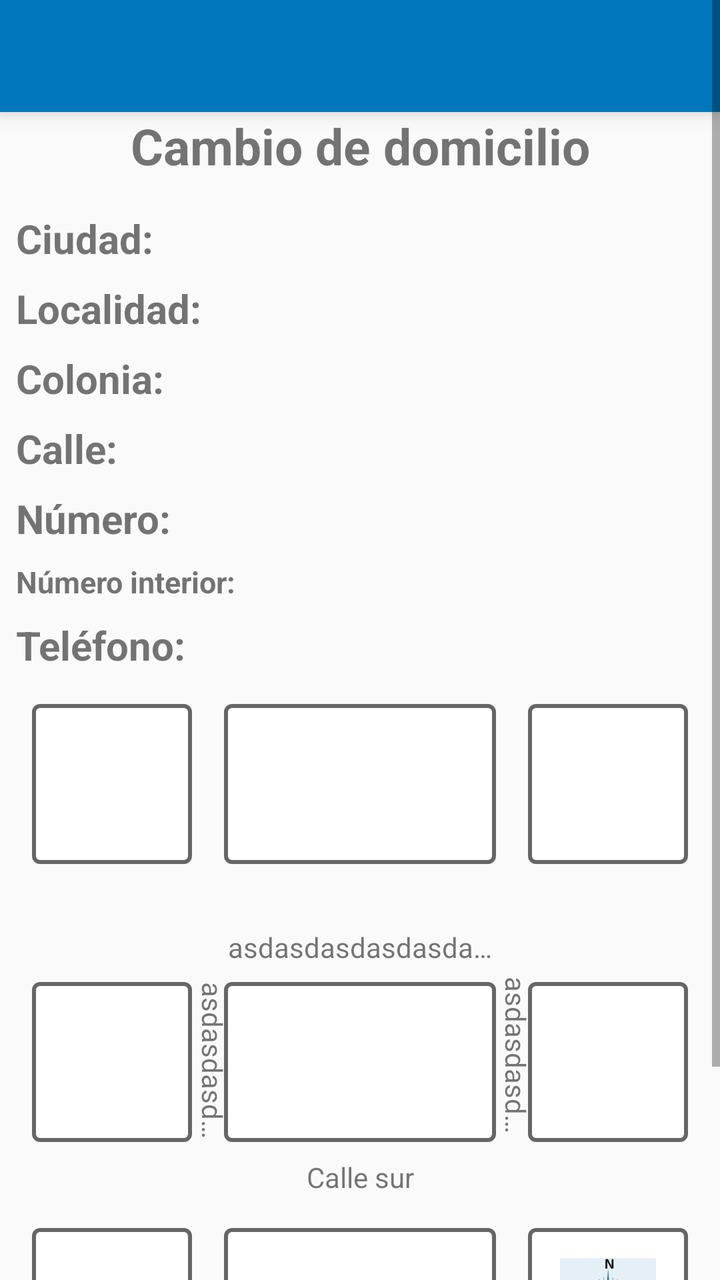
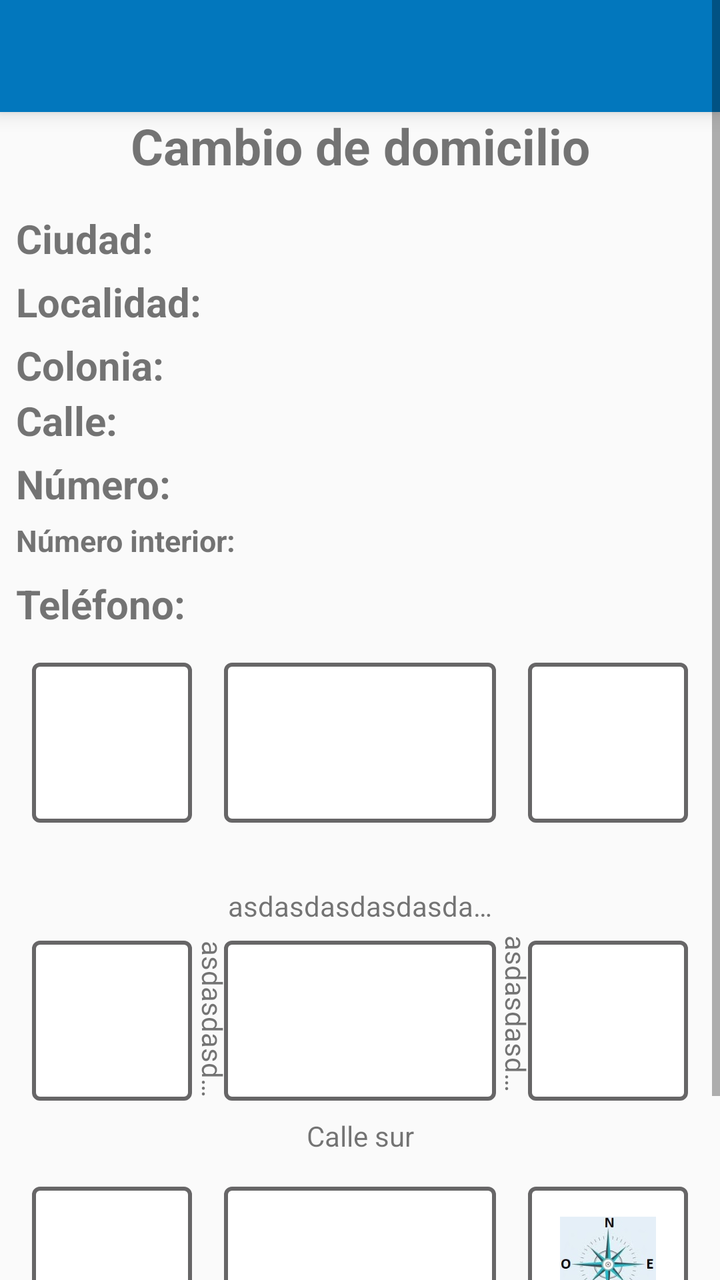

Screens rendered from an Android XML layout before and after an edit, with the pre-edit source and the edit as a unified diff.
<!-- AndroidManifest.xml: application theme AppTheme -->
<!-- res/layout/activity_cambio_domicilio.xml -->
<?xml version="1.0" encoding="utf-8"?>
<android.support.constraint.ConstraintLayout xmlns:app="http://schemas.android.com/apk/res-auto"
    xmlns:tools="http://schemas.android.com/tools"
    android:layout_width="match_parent"
    xmlns:android="http://schemas.android.com/apk/res/android"
    android:layout_height="match_parent">
    
    <ScrollView
        android:layout_width="match_parent"
        android:layout_height="match_parent"
        tools:layout_editor_absoluteX="168dp"
        tools:layout_editor_absoluteY="94dp">

        <android.support.constraint.ConstraintLayout
            android:layout_width="match_parent"
            android:layout_height="wrap_content"
            android:orientation="vertical">

            <include
                android:id="@+id/includeCambioDom"
                layout="@layout/toolbar"></include>

            <TextView
                android:id="@+id/textView37"
                android:layout_width="250dp"
                android:layout_height="wrap_content"
                android:layout_centerHorizontal="true"
                android:layout_marginStart="8dp"
                android:layout_marginEnd="8dp"
                android:text="@string/cambio_Domicilio"
                android:textAlignment="center"
                android:textSize="25dp"
                android:textStyle="bold"
                app:layout_constraintEnd_toEndOf="parent"
                app:layout_constraintStart_toStartOf="parent"
                app:layout_constraintTop_toBottomOf="@+id/includeCambioDom" />

            <TextView
                android:id="@+id/textView36"
                android:layout_width="120dp"
                android:layout_height="wrap_content"
                android:layout_alignParentTop="true"
                android:layout_marginStart="8dp"
                android:layout_marginTop="16dp"
                android:text="@string/ciudadDos"
                android:textSize="20dp"
                android:textStyle="bold"
                app:layout_constraintStart_toStartOf="parent"
                app:layout_constraintTop_toBottomOf="@+id/textView37" />

            <TextView
                android:id="@+id/CiudadCAMDO"
                android:layout_width="match_parent"
                android:layout_height="wrap_content"
                android:layout_alignParentStart="true"
                android:layout_alignParentTop="true"
                android:layout_marginStart="150dp"
                android:layout_marginEnd="8dp"
                android:textSize="15dp"
                app:layout_constraintBottom_toBottomOf="@+id/textView36"
                app:layout_constraintEnd_toEndOf="parent"
                app:layout_constraintStart_toEndOf="@+id/textView36"
                app:layout_constraintTop_toTopOf="@+id/textView36" />

            <TextView
                android:id="@+id/textView48"
                android:layout_width="120dp"
                android:layout_height="wrap_content"
                android:layout_alignParentTop="true"
                android:layout_marginStart="8dp"
                android:layout_marginTop="8dp"
                android:text="@string/localidadDos"
                android:textSize="20dp"
                android:textStyle="bold"
                app:layout_constraintStart_toStartOf="parent"
                app:layout_constraintTop_toBottomOf="@+id/textView36" />

            <TextView
                android:id="@+id/localidad"
                android:layout_width="match_parent"
                android:layout_height="wrap_content"
                android:layout_alignParentStart="true"
                android:layout_alignParentTop="true"
                android:layout_marginStart="150dp"
                android:layout_marginEnd="8dp"
                android:textSize="15dp"
                app:layout_constraintBottom_toBottomOf="@+id/textView48"
                app:layout_constraintEnd_toEndOf="parent"
                app:layout_constraintStart_toEndOf="@+id/textView48"
                app:layout_constraintTop_toTopOf="@+id/textView48" />

            <TextView
                android:id="@+id/textView34"
                android:layout_width="120dp"
                android:layout_height="wrap_content"
                android:layout_alignParentTop="true"
                android:layout_marginStart="8dp"
                android:layout_marginTop="8dp"
                android:text="@string/coloniaDos"
                android:textSize="20dp"
                android:textStyle="bold"
                app:layout_constraintStart_toStartOf="parent"
                app:layout_constraintTop_toBottomOf="@+id/textView48" />

            <TextView
                android:id="@+id/colonia"
                android:layout_width="match_parent"
                android:layout_height="wrap_content"
                android:layout_alignParentStart="true"
                android:layout_alignParentTop="true"
                android:layout_marginStart="150dp"
                android:layout_marginEnd="8dp"
                android:layout_marginBottom="8dp"
                android:textSize="15dp"
                app:layout_constraintBottom_toBottomOf="@+id/textView34"
                app:layout_constraintEnd_toEndOf="parent"
                app:layout_constraintStart_toEndOf="@+id/textView34"
                app:layout_constraintTop_toTopOf="@+id/textView34" />

            <TextView
                android:id="@+id/textView49"
                android:layout_width="120dp"
                android:layout_height="wrap_content"
                android:layout_alignParentTop="true"
                android:layout_marginStart="8dp"
                android:layout_marginTop="8dp"
                android:text="@string/calleDos"
                android:textSize="20dp"
                android:textStyle="bold"
                app:layout_constraintStart_toStartOf="parent"
                app:layout_constraintTop_toBottomOf="@+id/textView34" />

            <TextView
                android:id="@+id/Calledom"
                android:layout_width="match_parent"
                android:layout_height="wrap_content"
                android:layout_alignParentStart="true"
                android:layout_alignParentTop="true"
                android:layout_marginStart="150dp"
                android:layout_marginEnd="8dp"
                android:textSize="15dp"
                app:layout_constraintBottom_toBottomOf="@+id/textView49"
                app:layout_constraintEnd_toEndOf="parent"
                app:layout_constraintStart_toEndOf="@+id/textView49"
                app:layout_constraintTop_toTopOf="@+id/textView49" />

            <TextView
                android:id="@+id/textView50"
                android:layout_width="120dp"
                android:layout_height="wrap_content"
                android:layout_alignParentTop="true"
                android:layout_marginStart="8dp"
                android:layout_marginTop="8dp"
                android:text="@string/numeroDos"
                android:textSize="20dp"
                android:textStyle="bold"
                app:layout_constraintStart_toStartOf="parent"
                app:layout_constraintTop_toBottomOf="@+id/textView49" />

            <TextView
                android:id="@+id/numero"
                android:layout_width="match_parent"
                android:layout_height="wrap_content"
                android:layout_alignParentStart="true"
                android:layout_alignParentTop="true"
                android:layout_marginStart="150dp"
                android:layout_marginEnd="8dp"
                android:textSize="15dp"
                app:layout_constraintBottom_toBottomOf="@+id/textView50"
                app:layout_constraintEnd_toEndOf="parent"
                app:layout_constraintStart_toEndOf="@+id/textView50"
                app:layout_constraintTop_toTopOf="@+id/textView50" />

            <TextView
                android:id="@+id/textView51"
                android:layout_width="120dp"
                android:layout_height="wrap_content"
                android:layout_alignParentTop="true"
                android:layout_marginStart="8dp"
                android:layout_marginTop="8dp"
                android:text="@string/numeroIDos"
                android:textSize="15dp"
                android:textStyle="bold"
                app:layout_constraintStart_toStartOf="parent"
                app:layout_constraintTop_toBottomOf="@+id/textView50" />

            <TextView
                android:id="@+id/numeroi"
                android:layout_width="match_parent"
                android:layout_height="wrap_content"
                android:layout_alignParentStart="true"
                android:layout_alignParentTop="true"
                android:layout_marginStart="150dp"
                android:layout_marginEnd="8dp"
                android:textSize="15dp"
                app:layout_constraintBottom_toBottomOf="@+id/textView51"
                app:layout_constraintEnd_toEndOf="parent"
                app:layout_constraintStart_toEndOf="@+id/textView51"
                app:layout_constraintTop_toTopOf="@+id/textView51" />

            <TextView
                android:id="@+id/textView52"
                android:layout_width="120dp"
                android:layout_height="wrap_content"
                android:layout_alignParentTop="true"
                android:layout_marginStart="8dp"
                android:layout_marginTop="8dp"
                android:text="@string/telefonoDos"
                android:textSize="20dp"
                android:textStyle="bold"
                app:layout_constraintStart_toStartOf="parent"
                app:layout_constraintTop_toBottomOf="@+id/textView51" />

            <TextView
                android:id="@+id/telefono"
                android:layout_width="match_parent"
                android:layout_height="wrap_content"
                android:layout_alignParentStart="true"
                android:layout_alignParentTop="true"
                android:layout_marginStart="150dp"
                android:layout_marginEnd="8dp"
                android:layout_marginBottom="8dp"
                android:textSize="15dp"
                app:layout_constraintBottom_toBottomOf="@+id/textView52"
                app:layout_constraintEnd_toEndOf="parent"
                app:layout_constraintStart_toEndOf="@+id/textView52"
                app:layout_constraintTop_toTopOf="@+id/textView52" />

            <android.support.constraint.ConstraintLayout
                android:id="@+id/map"
                android:layout_width="match_parent"
                android:layout_height="360dp"
                android:layout_alignTop="@id/telefono"
                android:layout_marginTop="8dp"
                android:orientation="horizontal"
                android:visibility="visible"
                app:layout_constraintTop_toBottomOf="@+id/textView52"
                tools:layout_editor_absoluteX="0dp">

                <android.support.constraint.ConstraintLayout
                    android:id="@+id/uno"
                    android:layout_width="80dp"
                    android:layout_height="80dp"
                    android:layout_marginStart="16dp"
                    android:layout_marginTop="8dp"
                    android:background="@drawable/contorno"
                    app:layout_constraintStart_toStartOf="parent"
                    app:layout_constraintTop_toTopOf="parent"></android.support.constraint.ConstraintLayout>

                <android.support.constraint.ConstraintLayout
                    android:id="@+id/dos"
                    android:layout_width="0dp"
                    android:layout_height="80dp"
                    android:layout_below="@id/uno"
                    android:layout_marginStart="16dp"
                    android:layout_marginTop="8dp"
                    android:layout_marginEnd="16dp"
                    android:layout_marginBottom="8dp"
                    android:background="@drawable/contorno"
                    app:layout_constraintBottom_toTopOf="@+id/center"
                    app:layout_constraintEnd_toStartOf="@+id/constraintLayout9"
                    app:layout_constraintStart_toEndOf="@+id/uno"
                    app:layout_constraintTop_toTopOf="parent"></android.support.constraint.ConstraintLayout>

                <android.support.constraint.ConstraintLayout
                    android:id="@+id/constraintLayout9"
                    android:layout_width="80dp"
                    android:layout_height="80dp"
                    android:layout_below="@id/dos"
                    android:layout_marginTop="8dp"
                    android:layout_marginEnd="16dp"
                    android:background="@drawable/contorno"
                    app:layout_constraintEnd_toEndOf="parent"
                    app:layout_constraintTop_toTopOf="parent"></android.support.constraint.ConstraintLayout>

                <android.support.constraint.ConstraintLayout
                    android:id="@+id/center"
                    android:layout_width="match_parent"
                    android:layout_height="150dp"
                    android:layout_marginTop="8dp"
                    android:layout_marginBottom="8dp"
                    android:visibility="visible"
                    app:layout_constraintBottom_toTopOf="@+id/siete"
                    app:layout_constraintEnd_toEndOf="parent"
                    app:layout_constraintHorizontal_bias="0.0"
                    app:layout_constraintStart_toStartOf="parent"
                    app:layout_constraintTop_toBottomOf="@+id/dos">

                    <android.support.constraint.ConstraintLayout
                        android:id="@+id/cuatro"
                        android:layout_width="80dp"
                        android:layout_height="80dp"
                        android:layout_centerHorizontal="true"
                        android:layout_marginStart="16dp"
                        android:background="@drawable/contorno"
                        android:visibility="visible"
                        app:layout_constraintBottom_toBottomOf="@+id/cinco"
                        app:layout_constraintStart_toStartOf="parent"
                        app:layout_constraintTop_toTopOf="@+id/cinco"></android.support.constraint.ConstraintLayout>

                    <android.support.constraint.ConstraintLayout
                        android:id="@+id/cinco"
                        android:layout_width="0dp"
                        android:layout_height="80dp"
                        android:layout_below="@id/cuatro"
                        android:layout_centerHorizontal="true"
                        android:layout_marginStart="16dp"
                        android:layout_marginTop="8dp"
                        android:layout_marginEnd="16dp"
                        android:background="@drawable/contorno"
                        android:visibility="visible"
                        app:layout_constraintEnd_toStartOf="@+id/constraintLayout10"
                        app:layout_constraintStart_toEndOf="@+id/cuatro"
                        app:layout_constraintTop_toBottomOf="@+id/callenorte">

                        <ImageView
                            android:id="@+id/casanorte"
                            android:layout_width="30dp"
                            android:layout_height="30dp"
                            android:layout_centerHorizontal="true"
                            android:src="@drawable/casa"
                            android:visibility="invisible"
                            app:layout_constraintBottom_toBottomOf="parent"
                            app:layout_constraintEnd_toEndOf="parent"
                            app:layout_constraintStart_toStartOf="parent"
                            app:layout_constraintTop_toTopOf="parent"
                            app:layout_constraintVertical_bias="0.0" />

                        <ImageView
                            android:id="@+id/casasur"
                            android:layout_width="30dp"
                            android:layout_height="30dp"
                            android:layout_alignParentBottom="true"
                            android:layout_centerHorizontal="true"
                            android:src="@drawable/casa"
                            android:visibility="invisible"
                            app:layout_constraintBottom_toBottomOf="parent"
                            app:layout_constraintEnd_toEndOf="parent"
                            app:layout_constraintStart_toStartOf="parent"
                            app:layout_constraintTop_toTopOf="parent"
                            app:layout_constraintVertical_bias="1.0" />

                        <ImageView
                            android:id="@+id/casaoeste"
                            android:layout_width="30dp"
                            android:layout_height="30dp"
                            android:layout_centerVertical="true"
                            android:layout_marginStart="8dp"
                            android:layout_marginEnd="8dp"
                            android:src="@drawable/casa"
                            android:visibility="invisible"
                            app:layout_constraintBottom_toBottomOf="parent"
                            app:layout_constraintEnd_toEndOf="parent"
                            app:layout_constraintHorizontal_bias="0.0"
                            app:layout_constraintStart_toStartOf="parent"
                            app:layout_constraintTop_toTopOf="parent" />

                        <ImageView
                            android:id="@+id/casaeste"
                            android:layout_width="30dp"
                            android:layout_height="30dp"
                            android:layout_alignParentEnd="true"
                            android:layout_centerVertical="true"
                            android:layout_marginStart="8dp"
                            android:src="@drawable/casa"
                            android:visibility="invisible"
                            app:layout_constraintBottom_toBottomOf="parent"
                            app:layout_constraintEnd_toEndOf="parent"
                            app:layout_constraintHorizontal_bias="1.0"
                            app:layout_constraintStart_toStartOf="parent"
                            app:layout_constraintTop_toTopOf="parent" />
                    </android.support.constraint.ConstraintLayout>

                    <android.support.constraint.ConstraintLayout
                        android:id="@+id/constraintLayout10"
                        android:layout_width="80dp"
                        android:layout_height="80dp"
                        android:layout_below="@id/cinco"
                        android:layout_centerHorizontal="true"
                        android:layout_marginEnd="16dp"
                        android:background="@drawable/contorno"
                        android:visibility="visible"
                        app:layout_constraintBottom_toBottomOf="@+id/cinco"
                        app:layout_constraintEnd_toEndOf="parent"
                        app:layout_constraintTop_toTopOf="@+id/cinco"></android.support.constraint.ConstraintLayout>

                    <TextView
                        android:id="@+id/callenorte"
                        android:layout_width="0dp"
                        android:layout_height="wrap_content"
                        android:layout_alignParentTop="true"
                        android:layout_centerHorizontal="true"
                        android:layout_marginTop="16dp"
                        android:ellipsize="end"
                        android:maxLines="1"
                        android:text="asdasdasdasdasdasdasdasdasdasdasd"
                        android:textAlignment="center"
                        android:textSize="14dp"
                        android:visibility="visible"
                        app:layout_constraintEnd_toEndOf="@+id/cinco"
                        app:layout_constraintHorizontal_bias="0.0"
                        app:layout_constraintStart_toStartOf="@+id/cinco"
                        app:layout_constraintTop_toTopOf="parent" />

                    <TextView
                        android:id="@+id/callesur"
                        android:layout_width="0dp"
                        android:layout_height="wrap_content"
                        android:layout_alignParentTop="true"
                        android:layout_centerHorizontal="true"
                        android:layout_marginTop="8dp"
                        android:ellipsize="end"
                        android:maxLines="1"
                        android:text="@string/calle_Sur"
                        android:textAlignment="center"
                        android:textSize="14dp"
                        android:visibility="visible"
                        app:layout_constraintEnd_toEndOf="@+id/cinco"
                        app:layout_constraintStart_toStartOf="@+id/cinco"
                        app:layout_constraintTop_toBottomOf="@+id/cinco" />

                    <TextView
                        android:id="@+id/calleeste"
                        android:layout_width="80dp"
                        android:layout_height="23dp"
                        android:layout_alignParentEnd="true"
                        android:layout_centerVertical="true"
                        android:layout_marginTop="8dp"
                        android:layout_marginBottom="8dp"
                        android:ellipsize="end"
                        android:maxLines="1"
                        android:orientation="vertical"
                        android:rotation="90"
                        android:text="asdasdasdasdasdasd"
                        android:textAlignment="center"
                        android:textSize="14dp"
                        android:visibility="visible"
                        app:layout_constraintBottom_toBottomOf="@+id/cinco"
                        app:layout_constraintEnd_toStartOf="@+id/constraintLayout10"
                        app:layout_constraintStart_toEndOf="@+id/cinco"
                        app:layout_constraintTop_toBottomOf="@+id/callenorte" />

                    <TextView
                        android:id="@+id/calleoeste"
                        android:layout_width="80dp"
                        android:layout_height="30dp"
                        android:layout_marginStart="8dp"
                        android:layout_marginEnd="8dp"
                        android:ellipsize="end"
                        android:maxLines="1"
                        android:rotation="90"
                        android:text="asdasdasdasdasdasd"
                        android:textAlignment="center"
                        android:textSize="14dp"
                        android:visibility="visible"
                        app:layout_constraintBottom_toBottomOf="@+id/cinco"
                        app:layout_constraintEnd_toStartOf="@+id/cinco"
                        app:layout_constraintHorizontal_bias="0.54"
                        app:layout_constraintStart_toEndOf="@+id/cuatro"
                        app:layout_constraintTop_toTopOf="@+id/cinco"
                        app:layout_constraintVertical_bias="0.48" />
                </android.support.constraint.ConstraintLayout>


                <android.support.constraint.ConstraintLayout
                    android:id="@+id/siete"
                    android:layout_width="80dp"
                    android:layout_height="80dp"
                    android:layout_alignParentEnd="true"
                    android:layout_marginStart="16dp"
                    android:layout_marginTop="16dp"
                    android:background="@drawable/contorno"
                    android:visibility="visible"
                    app:layout_constraintStart_toStartOf="parent"
                    app:layout_constraintTop_toBottomOf="@+id/center"></android.support.constraint.ConstraintLayout>

                <android.support.constraint.ConstraintLayout
                    android:id="@+id/ocho"
                    android:layout_width="0dp"
                    android:layout_height="80dp"
                    android:layout_below="@id/siete"
                    android:layout_alignParentEnd="true"
                    android:layout_marginStart="16dp"
                    android:layout_marginTop="16dp"
                    android:layout_marginEnd="16dp"
                    android:background="@drawable/contorno"
                    android:visibility="visible"
                    app:layout_constraintEnd_toStartOf="@+id/constraintLayout8"
                    app:layout_constraintStart_toEndOf="@+id/siete"
                    app:layout_constraintTop_toBottomOf="@+id/center"></android.support.constraint.ConstraintLayout>

                <android.support.constraint.ConstraintLayout
                    android:id="@+id/constraintLayout8"
                    android:layout_width="80dp"
                    android:layout_height="80dp"
                    android:layout_below="@id/ocho"
                    android:layout_alignParentEnd="true"
                    android:layout_marginTop="16dp"
                    android:layout_marginEnd="16dp"
                    android:background="@drawable/contorno"
                    android:visibility="visible"
                    app:layout_constraintEnd_toEndOf="parent"
                    app:layout_constraintTop_toBottomOf="@+id/center">

                    <ImageView
                        android:layout_width="50dp"
                        android:layout_height="50dp"
                        android:layout_centerHorizontal="true"
                        android:layout_centerVertical="true"
                        android:src="@drawable/flecha"
                        app:layout_constraintBottom_toBottomOf="parent"
                        app:layout_constraintEnd_toEndOf="parent"
                        app:layout_constraintStart_toStartOf="parent"
                        app:layout_constraintTop_toTopOf="parent" />
                </android.support.constraint.ConstraintLayout>
            </android.support.constraint.ConstraintLayout>

            <Button
                android:id="@+id/aceptar"
                android:layout_width="100dp"
                android:layout_height="wrap_content"
                android:layout_below="@+id/map"
                android:layout_alignParentStart="true"
                android:layout_marginStart="24dp"
                android:layout_marginTop="16dp"
                android:background="@drawable/boton"
                android:backgroundTint="@color/colorPrimary"
                android:text="@string/aceptar"
                android:textColor="#fff"
                app:layout_constraintStart_toStartOf="parent"
                app:layout_constraintTop_toBottomOf="@+id/map" />


            <Button
                android:id="@+id/regresa"
                android:layout_width="100dp"
                android:layout_height="wrap_content"
                android:layout_below="@+id/map"
                android:layout_alignParentEnd="true"
                android:layout_marginEnd="24dp"
                android:background="@drawable/boton"
                android:backgroundTint="@color/colorPrimary"
                android:text="@string/Regresar"
                android:textColor="#fff"
                app:layout_constraintBottom_toBottomOf="@+id/aceptar"
                app:layout_constraintEnd_toEndOf="parent"
                app:layout_constraintTop_toTopOf="@+id/aceptar" />
        </android.support.constraint.ConstraintLayout>
    </ScrollView>
</android.support.constraint.ConstraintLayout>
<!-- res/layout/toolbar.xml (included above) -->
<?xml version="1.0" encoding="utf-8"?>
<android.support.v7.widget.Toolbar xmlns:android="http://schemas.android.com/apk/res/android"
    android:layout_width="match_parent"
    android:layout_height="?attr/actionBarSize"
    xmlns:app="http://schemas.android.com/apk/res-auto"
    android:background="@color/colorPrimary"
    android:elevation="6dp"
    android:theme="@style/ThemeOverlay.AppCompat.Dark.ActionBar"
    app:popupTheme="@style/ThemeOverlay.AppCompat.Light"/>
<!-- resources referenced by this layout -->
<resources>
  <color name="colorPrimary">#0277BD</color>
  <!-- drawable boton (drawable) -->
  <?xml version="1.0" encoding="utf-8"?>
      <shape xmlns:android="http://schemas.android.com/apk/res/android" android:shape="rectangle">
          <stroke  android:width="1dp"/>
          <corners android:radius="10dp"/>
  
  
      </shape>
  <!-- drawable casa (drawable) -->
  <vector android:height="24dp" android:tint="#040404"
      android:viewportHeight="24.0" android:viewportWidth="24.0"
      android:width="24dp" xmlns:android="http://schemas.android.com/apk/res/android">
      <path android:fillColor="#FF000000" android:pathData="M10,20v-6h4v6h5v-8h3L12,3 2,12h3v8z"/>
  </vector>
  <!-- drawable contorno (drawable) -->
  <?xml version="1.0" encoding="utf-8"?>
  <selector xmlns:android="http://schemas.android.com/apk/res/android">
      <item><layer-list>
          <item>
              <shape>
                  <solid
                      android:color="#ffff">
                  </solid>
  
                  <corners android:radius="3dp" />
  
                  <padding
                      android:bottom="10dp"
                      android:left="10dp"
                      android:right="10dp"
                      android:top="10dp" />
                  <stroke
                      android:width="2dp"
                      android:color="#676667"/>
              </shape>
          </item>
  
      </layer-list></item>
  </selector>
  <!-- drawable flecha: jpg bitmap (drawable-v24, 9301 bytes) -->
  <string name="Regresar">Regresar</string>
  <string name="aceptar">Aceptar</string>
  <string name="calleDos">Calle:</string>
  <string name="calle_Sur">Calle sur</string>
  <string name="cambio_Domicilio">Cambio de domicilio</string>
  <string name="ciudadDos">Ciudad:</string>
  <string name="coloniaDos">Colonia:</string>
  <string name="localidadDos">Localidad:</string>
  <string name="numeroDos">Número:</string>
  <string name="numeroIDos">Número interior:</string>
  <string name="telefonoDos">Teléfono:</string>
  <style name="AppTheme" parent="Theme.AppCompat.Light.DarkActionBar">
          
          <item name="colorPrimary">@color/colorPrimary</item>
          <item name="colorPrimaryDark">@color/colorPrimaryDark</item>
          <item name="colorAccent">@color/colorAccent</item>
          <item name="android:colorForeground">@android:color/background_dark</item>
      </style>
  <color name="colorPrimaryDark">#004C8C</color>
  <color name="colorAccent">#0000FF</color>
</resources>

<!-- the commit's change to res/layout/activity_cambio_domicilio.xml (unified diff, before → after) -->
@@ -22,7 +22,7 @@
 
             <TextView
                 android:id="@+id/textView37"
-                android:layout_width="250dp"
+                android:layout_width="0dp"
                 android:layout_height="wrap_content"
                 android:layout_centerHorizontal="true"
                 android:layout_marginStart="8dp"
@@ -73,7 +73,7 @@
                 android:textSize="20dp"
                 android:textStyle="bold"
                 app:layout_constraintStart_toStartOf="parent"
-                app:layout_constraintTop_toBottomOf="@+id/textView36" />
+                app:layout_constraintTop_toBottomOf="@+id/CiudadCAMDO" />
 
             <TextView
                 android:id="@+id/localidad"
@@ -100,7 +100,7 @@
                 android:textSize="20dp"
                 android:textStyle="bold"
                 app:layout_constraintStart_toStartOf="parent"
-                app:layout_constraintTop_toBottomOf="@+id/textView48" />
+                app:layout_constraintTop_toBottomOf="@+id/localidad" />
 
             <TextView
                 android:id="@+id/colonia"
@@ -128,7 +128,7 @@
                 android:textSize="20dp"
                 android:textStyle="bold"
                 app:layout_constraintStart_toStartOf="parent"
-                app:layout_constraintTop_toBottomOf="@+id/textView34" />
+                app:layout_constraintTop_toBottomOf="@+id/colonia" />
 
             <TextView
                 android:id="@+id/Calledom"
@@ -155,7 +155,7 @@
                 android:textSize="20dp"
                 android:textStyle="bold"
                 app:layout_constraintStart_toStartOf="parent"
-                app:layout_constraintTop_toBottomOf="@+id/textView49" />
+                app:layout_constraintTop_toBottomOf="@+id/Calledom" />
 
             <TextView
                 android:id="@+id/numero"
@@ -182,7 +182,7 @@
                 android:textSize="15dp"
                 android:textStyle="bold"
                 app:layout_constraintStart_toStartOf="parent"
-                app:layout_constraintTop_toBottomOf="@+id/textView50" />
+                app:layout_constraintTop_toBottomOf="@+id/numero" />
 
             <TextView
                 android:id="@+id/numeroi"
@@ -209,7 +209,7 @@
                 android:textSize="20dp"
                 android:textStyle="bold"
                 app:layout_constraintStart_toStartOf="parent"
-                app:layout_constraintTop_toBottomOf="@+id/textView51" />
+                app:layout_constraintTop_toBottomOf="@+id/numeroi" />
 
             <TextView
                 android:id="@+id/telefono"
<!-- resource entries referenced after the edit -->
@@ -3,12 +3,12 @@
   <color name="colorPrimary">#0277BD</color>
   <!-- drawable boton (drawable) -->
   <?xml version="1.0" encoding="utf-8"?>
-      <shape xmlns:android="http://schemas.android.com/apk/res/android" android:shape="rectangle">
-          <stroke  android:width="1dp"/>
-          <corners android:radius="10dp"/>
+  <shape xmlns:android="http://schemas.android.com/apk/res/android" android:shape="rectangle">
+    <stroke  android:width="1dp"/>
+    <corners android:radius="10dp"/>
   
   
-      </shape>
+  </shape>
   <!-- drawable casa (drawable) -->
   <vector android:height="24dp" android:tint="#040404"
       android:viewportHeight="24.0" android:viewportWidth="24.0"
